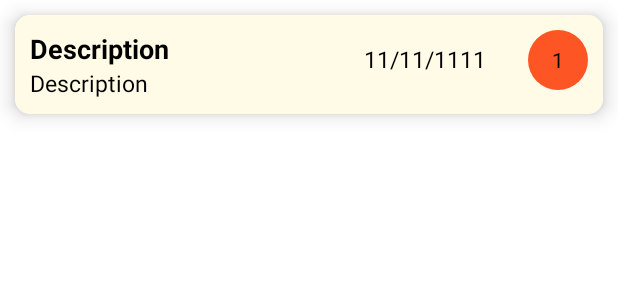
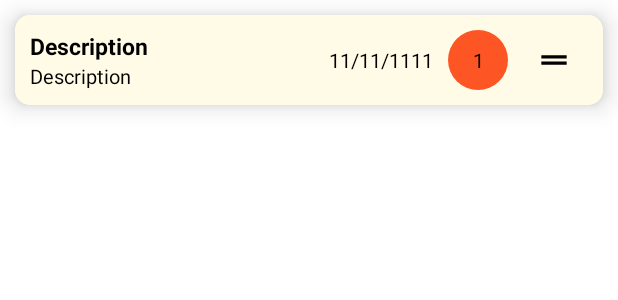
Before and after one commit to pikabing/todo-list-android, an Android app: the layout task_layout.xml on its own in the app's theme, with its tools: preview values and no code run, on a phone screen of 412 x 824 dp. Shown: the top 300 px of the screen. Run offline under Robolectric (Android 15) with nearby library versions, the phone set to English and light mode, and no system bars; Roboto replaces fonts that are not available here.

Commit message:
task add validation, drag button, ui changes

```diff
--- a/app/src/main/java/com/example/android/todolist/AddTaskActivity.java
+++ b/app/src/main/java/com/example/android/todolist/AddTaskActivity.java
@@ -147,6 +147,11 @@ public class AddTaskActivity extends AppCompatActivity {
         int priority = getPriorityFromViews();
         Date date = new Date();
 
+        if (title.length() > 15 || title.equals("")) {
+            mEditText.setError("Error");
+        } else if(description.equals("") || description.length() > 100) {
+            mDescription.setError("Error");
+        } else {
             final TaskEntry task = new TaskEntry(title, description, priority, date);
             AppExecutors.getInstance().diskIO().execute(new Runnable() {
                 @Override
@@ -162,6 +167,7 @@ public class AddTaskActivity extends AppCompatActivity {
                     finish();
                 }
             });
+        }
     }
 
     /**
--- /dev/null
+++ b/app/src/main/res/drawable/ic_baseline_drag_handle_24px.xml
@@ -0,0 +1,7 @@
+<vector android:height="36dp" android:viewportHeight="24"
+    android:viewportWidth="24" android:width="36dp" xmlns:android="http://schemas.android.com/apk/res/android">
+    <group>
+        <clip-path android:pathData="M0,0h24v24H0V0z M 0,0"/>
+        <path android:fillColor="#FF000000" android:pathData="M20,9H4v2h16V9zM4,15h16v-2H4v2z"/>
+    </group>
+</vector>
--- a/app/src/main/res/layout/task_layout.xml
+++ b/app/src/main/res/layout/task_layout.xml
@@ -5,9 +5,9 @@
     android:layout_width="match_parent"
     android:layout_height="wrap_content"
     android:layout_margin="10dp"
-    app:cardElevation="8dp"
+    app:cardElevation="10dp"
     app:cardCornerRadius="10dp"
-    app:rippleColor="@color/colorAccent"
+    android:padding="8dp"
     xmlns:android="http://schemas.android.com/apk/res/android">
 
     <LinearLayout
@@ -26,13 +26,15 @@
 
         <TextView
             android:id="@+id/taskTitle"
-            android:layout_width="wrap_content"
+            android:layout_width="125dp"
             android:layout_height="wrap_content"
             android:textColor="@android:color/primary_text_light"
-            android:textSize="18sp"
+            android:textSize="15sp"
             app:fontFamily="@font/antic"
             android:textStyle="bold"
-            tools:text="Description" />
+            tools:text="Description"
+            android:ellipsize="end"
+            android:maxLines="1"/>
 
 
         <TextView
@@ -40,7 +42,7 @@
             android:layout_width="80dp"
             android:layout_height="wrap_content"
             android:textColor="@android:color/primary_text_light"
-            android:textSize="15sp"
+            android:textSize="13sp"
             android:ellipsize="end"
             android:maxLines="1"
             app:fontFamily="@font/antic"
@@ -54,10 +56,11 @@
         android:id="@+id/taskUpdatedAt"
         android:layout_width="wrap_content"
         android:layout_height="wrap_content"
-        android:layout_marginEnd="20dp"
-        android:layout_marginRight="20dp"
+        android:layout_marginEnd="10dp"
+        android:layout_marginRight="10dp"
+        android:gravity="center"
         android:textColor="@android:color/primary_text_light"
-        android:textSize="15sp"
+        android:textSize="13sp"
         app:fontFamily="@font/antic"
         tools:text="11/11/1111" />
 
@@ -65,18 +68,26 @@
         android:id="@+id/priorityTextView"
         android:layout_width="40dp"
         android:layout_height="40dp"
-        android:layout_marginLeft="8dp"
-        android:layout_marginStart="8dp"
+        android:layout_marginEnd="8dp"
+        android:layout_marginRight="8dp"
         android:background="@drawable/priority_circle"
         android:backgroundTint="@color/colorAccent"
         android:gravity="end|center_vertical"
         android:textAlignment="center"
         android:textColor="@android:color/black"
-        android:textSize="14sp"
+        android:textSize="13sp"
         tools:text="1"
         app:fontFamily="@font/antic"
         tools:targetApi="lollipop" />
 
+    <ImageView
+        android:layout_width="25dp"
+        android:layout_height="25dp"
+        android:src="@drawable/ic_baseline_drag_handle_24px"
+        android:layout_marginLeft="10dp"
+        android:layout_marginRight="10dp"
+        android:layout_gravity="center_vertical"/>
+
     </LinearLayout>
 
 </com.google.android.material.card.MaterialCardView>
```
Also changed, not shown: app/src/main/res/layout/activity_add_task.xml (+10 -3 lines). Lines whose indentation alone changed are shown as unchanged.
